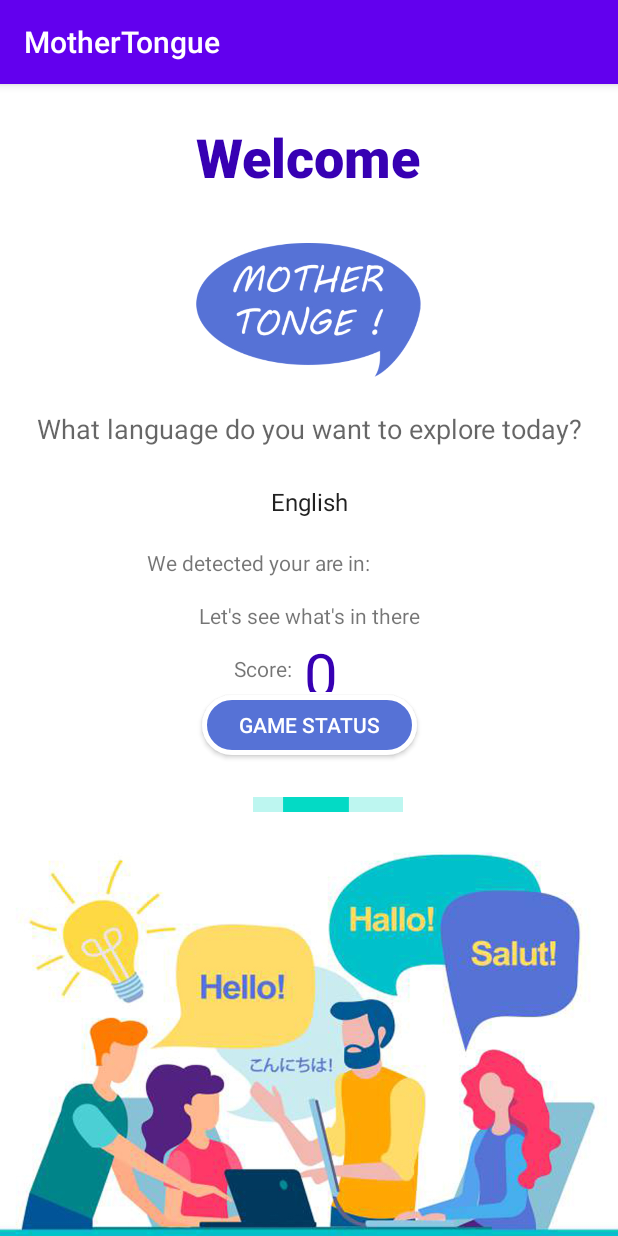
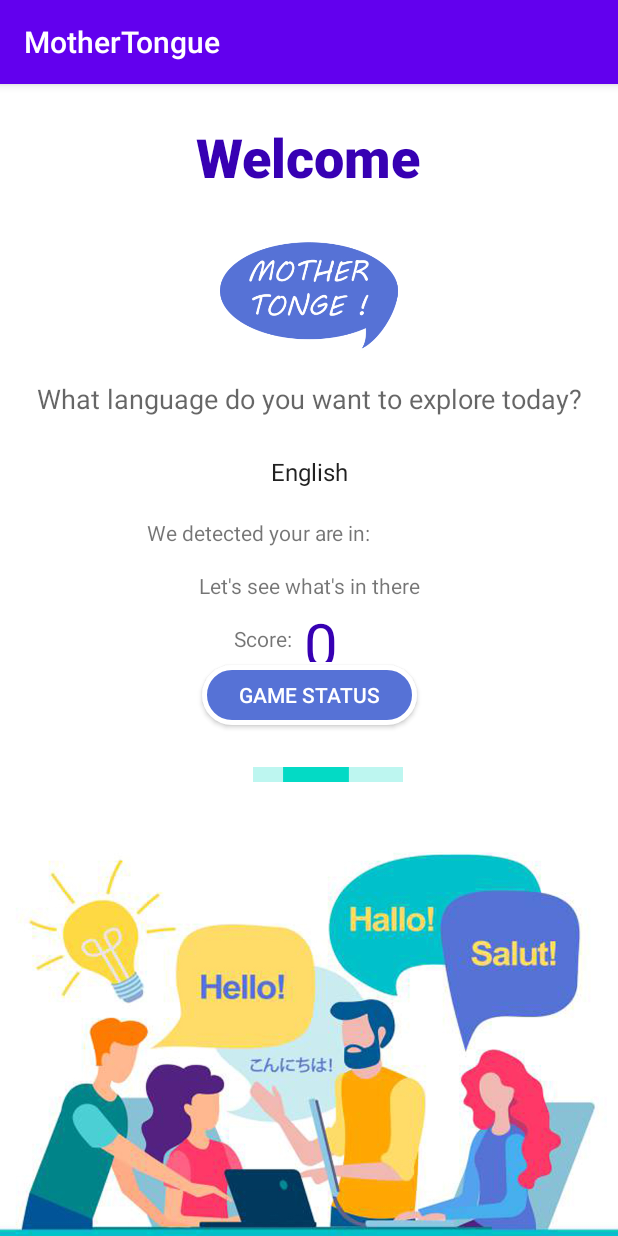
Before and after one commit to javierporta/MotherTongue, an Android app: the screen it shows after launch (MainActivity), on a phone screen of 412 x 824 dp. Run offline under Robolectric (Android 15) with nearby library versions, the phone set to English and light mode, and no system bars; our stand-ins replace data binding; libraries missing offline, so code that uses them is left out: com.google.firebase.ml; Roboto replaces fonts that are not available here; 5 statements that could not run were skipped.

Commit message:
- fix labels

```diff
--- a/app/src/main/res/layout/activity_main.xml
+++ b/app/src/main/res/layout/activity_main.xml
@@ -163,8 +163,8 @@
 
         <ImageView
             android:id="@+id/imageView2"
-            android:layout_width="220dp"
-            android:layout_height="97dp"
+            android:layout_width="199dp"
+            android:layout_height="77dp"
             android:layout_marginStart="32dp"
             android:layout_marginTop="24dp"
             android:layout_marginEnd="32dp"
```
